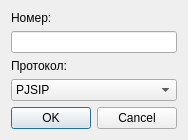
The window that AddExtensionDialog.ui (okostynchuk/Outcall) describes before a commit, drawn with Qt 5.
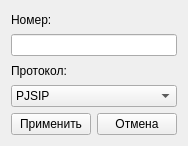
The same window after the commit. Icons and pictures are not drawn.

```diff
--- a/AddExtensionDialog.ui
+++ b/AddExtensionDialog.ui
@@ -6,8 +6,8 @@
    <rect>
     <x>0</x>
     <y>0</y>
-    <width>459</width>
-    <height>195</height>
+    <width>178</width>
+    <height>146</height>
    </rect>
   </property>
   <property name="windowTitle">
@@ -17,28 +17,27 @@
    <iconset resource="images.qrc">
     <normaloff>:/images/outcall-logo.png</normaloff>:/images/outcall-logo.png</iconset>
   </property>
-  <layout class="QVBoxLayout" name="verticalLayout">
-   <property name="sizeConstraint">
-    <enum>QLayout::SetFixedSize</enum>
-   </property>
-   <item>
+  <layout class="QGridLayout" name="gridLayout_2">
+   <item row="0" column="0">
+    <layout class="QGridLayout" name="gridLayout">
+     <item row="0" column="0">
     <widget class="QLabel" name="label">
      <property name="text">
       <string>Номер:</string>
      </property>
     </widget>
    </item>
-   <item>
+     <item row="1" column="0">
     <widget class="QLineEdit" name="extenLine"/>
    </item>
-   <item>
+     <item row="2" column="0">
     <widget class="QLabel" name="label_2">
      <property name="text">
       <string>Протокол:</string>
      </property>
     </widget>
    </item>
-   <item>
+     <item row="3" column="0">
     <widget class="QComboBox" name="protocol">
      <property name="currentText">
       <string>PJSIP</string>
@@ -55,14 +54,29 @@
      </item>
     </widget>
    </item>
-   <item>
+     <item row="4" column="0">
     <layout class="QHBoxLayout" name="horizontalLayout">
      <item>
-      <widget class="QDialogButtonBox" name="buttonBox">
-       <property name="standardButtons">
-        <set>QDialogButtonBox::Cancel|QDialogButtonBox::Ok</set>
-       </property>
-      </widget>
+        <widget class="QPushButton" name="applyButton">
+         <property name="focusPolicy">
+          <enum>Qt::NoFocus</enum>
+         </property>
+         <property name="text">
+          <string>Применить</string>
+         </property>
+        </widget>
+       </item>
+       <item>
+        <widget class="QPushButton" name="cancelButton">
+         <property name="focusPolicy">
+          <enum>Qt::NoFocus</enum>
+         </property>
+         <property name="text">
+          <string>Отмена</string>
+         </property>
+        </widget>
+       </item>
+      </layout>
      </item>
     </layout>
    </item>
```
Lines whose indentation alone changed are shown as unchanged.
